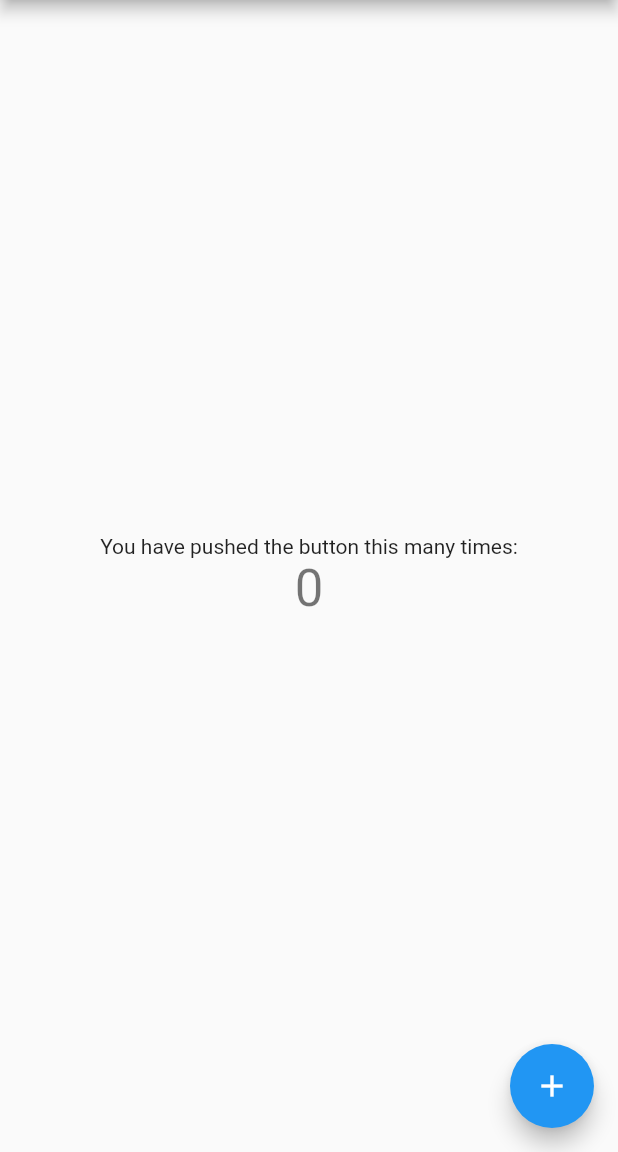
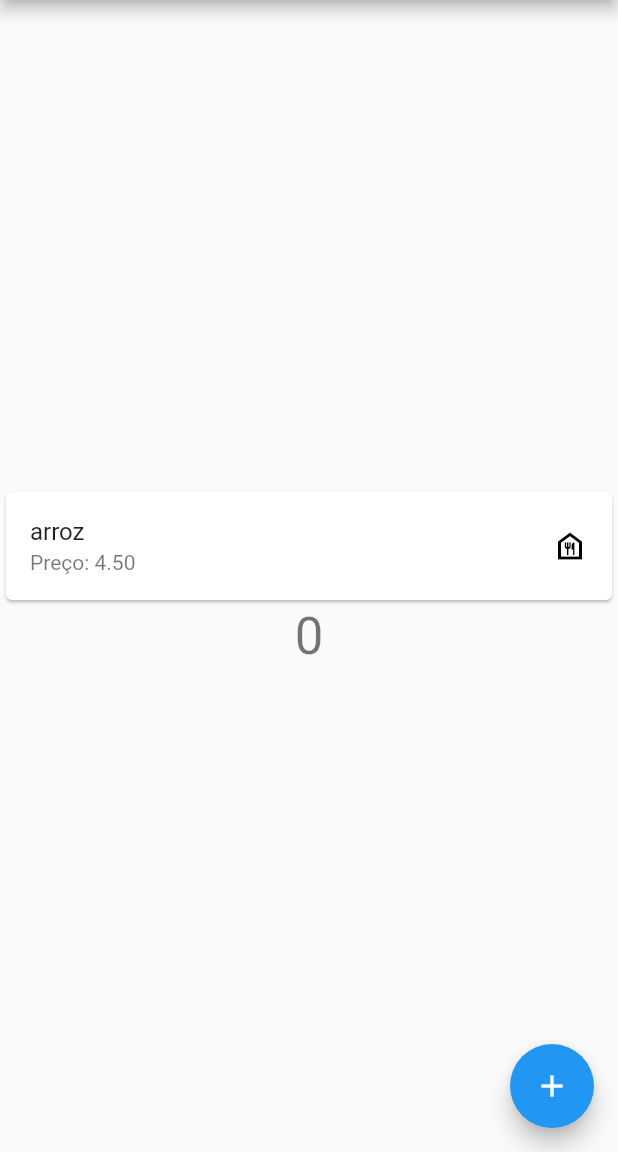
Before and after one commit to gustavohd18/controle-mercadinho, a Flutter app: the screen it shows after launch, on a phone screen of 412 x 824 dp, the part 84-1236 px from its top. Run offline on Flutter 3.47's test engine with Material 2 defaults, Android fonts, the phone set to English and light mode, and no system bars; our stand-ins replace numberpicker.

Commit message:
add component to list

```diff
--- a/lib/components/custom_dialog.dart
+++ b/lib/components/custom_dialog.dart
@@ -76,7 +76,7 @@ class _CustomDialogBoxState extends State<CustomDialogBox> {
                Text("Quantidade: $_currentValue"),
               NumberPicker.integer(
                 initialValue: _currentValue,
-                minValue: 0,
+                minValue: 1,
                 maxValue: 100,
                 onChanged: (newValue) =>
                     setState(() => _currentValue = newValue)),
--- /dev/null
+++ b/lib/components/itemTiles.dart
@@ -0,0 +1,19 @@
+import 'package:flutter/material.dart';
+
+class ItemTiles extends StatelessWidget {
+  final String id, title, price, qtd;
+
+  ItemTiles(this.id, this.title, this.price, this.qtd);
+
+  @override
+  Widget build(BuildContext context) {
+    return Card(
+        child: Container(
+            child: ListTile(
+      title: Text(title),
+      subtitle: Text("Preço: " + price),
+      trailing: Icon(Icons.food_bank_outlined, color: Colors.black),
+      onTap: () {},
+    )));
+  }
+}
--- a/lib/main.dart
+++ b/lib/main.dart
@@ -1,3 +1,4 @@
+import 'package:controle_do_mercadinho/components/itemTiles.dart';
 import 'package:flutter/material.dart';
 
 import 'components/custom_dialog.dart';
@@ -46,9 +47,7 @@ class _MyHomePageState extends State<MyHomePage> {
         child: Column(
           mainAxisAlignment: MainAxisAlignment.center,
           children: <Widget>[
-            Text(
-              'You have pushed the button this many times:',
-            ),
+              ItemTiles("1", "arroz", "4.50", "1"),
             Text(
               '$_counter',
               style: Theme.of(context).textTheme.headline4,
```
